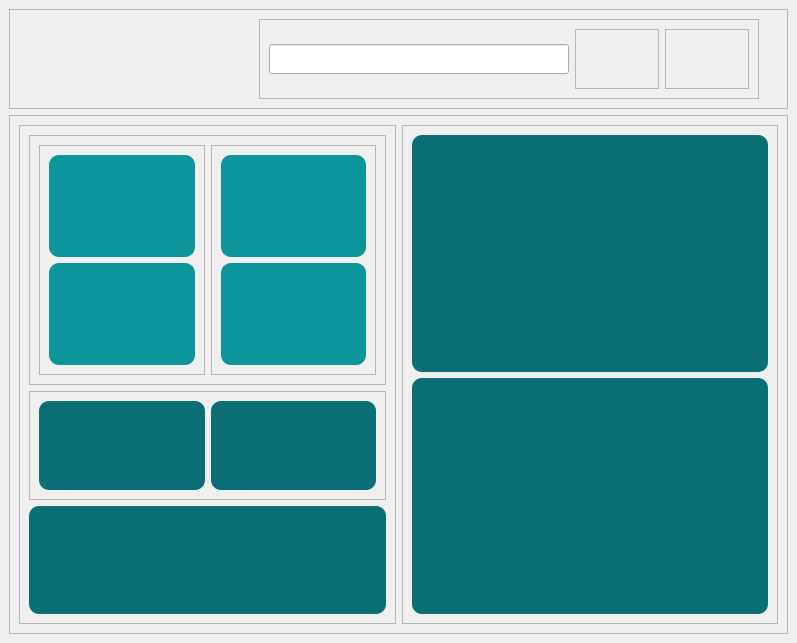
Old version of the form ui_designs/dashboard_WindowPage.ui in the repository Kazu0210/Inventory-System.
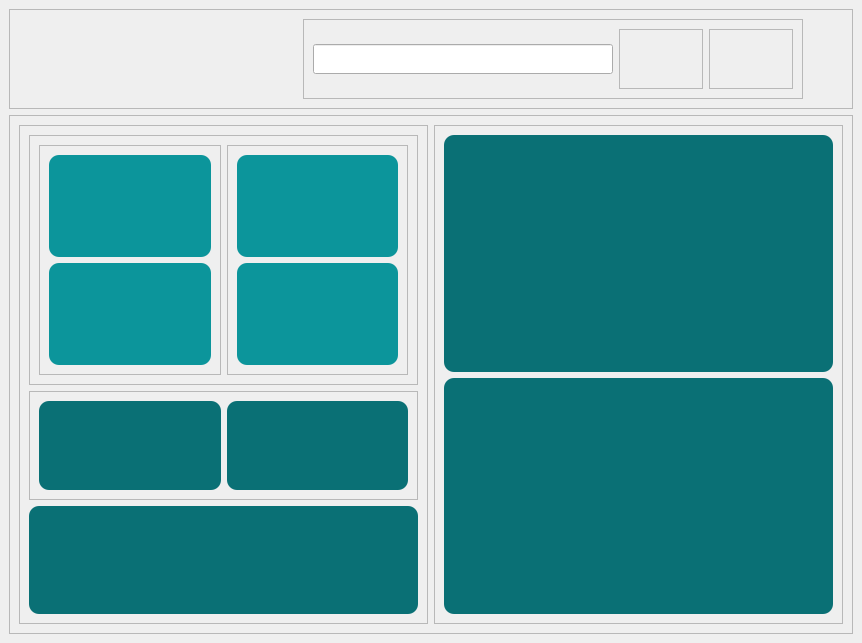
New version of the form.

Diff of the .ui file:
```diff
--- a/ui_designs/dashboard_WindowPage.ui
+++ b/ui_designs/dashboard_WindowPage.ui
@@ -6,7 +6,7 @@
    <rect>
     <x>0</x>
     <y>0</y>
-    <width>797</width>
+    <width>862</width>
     <height>643</height>
    </rect>
   </property>
```
